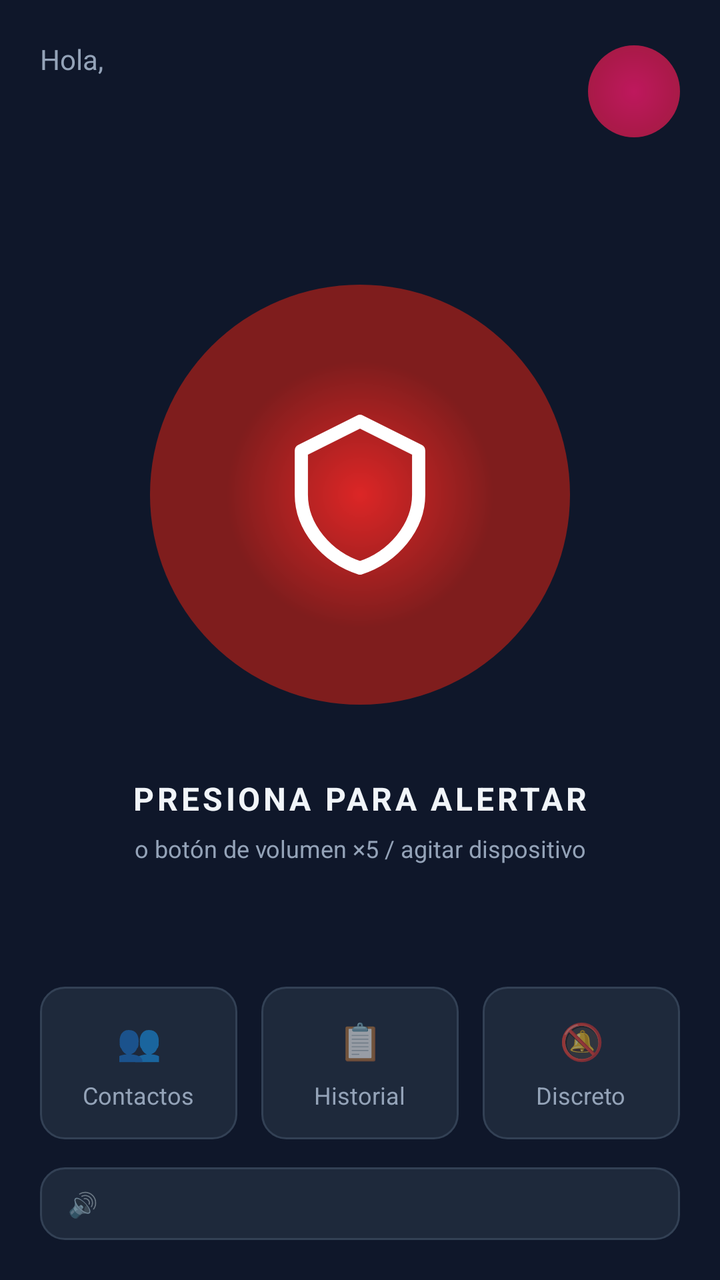
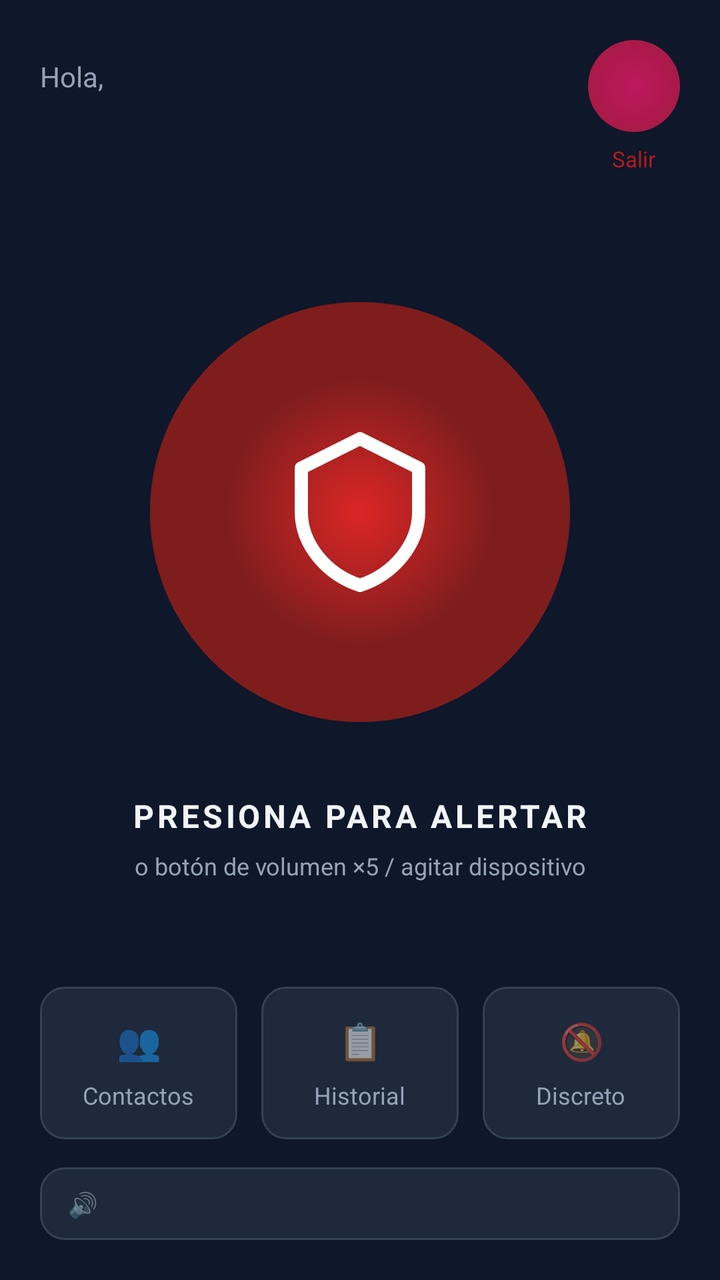

Compare the two renders of this Android layout. The source of the first and the diff that turns it into the second are given below.
<!-- AndroidManifest.xml: application theme Theme.SignalOne -->
<!-- res/layout/activity_principal.xml -->
<?xml version="1.0" encoding="utf-8"?>
<LinearLayout xmlns:android="http://schemas.android.com/apk/res/android"
    android:layout_width="match_parent" android:layout_height="match_parent"
    android:background="@color/fondo_base" android:orientation="vertical"
    android:paddingHorizontal="20dp">
    <LinearLayout android:layout_width="match_parent" android:layout_height="wrap_content"
        android:layout_marginTop="20dp" android:gravity="center_vertical" android:orientation="horizontal">
        <LinearLayout android:layout_width="0dp" android:layout_height="wrap_content"
            android:layout_weight="1" android:orientation="vertical">
            <TextView android:layout_width="wrap_content" android:layout_height="wrap_content"
                android:text="@string/hola" android:textColor="@color/texto_secund" android:textSize="14sp"/>
            <TextView android:id="@+id/tvNombreUsuario" android:layout_width="wrap_content"
                android:layout_height="wrap_content" android:textColor="@color/texto_claro"
                android:textSize="24sp" android:textStyle="bold"/>
        </LinearLayout>
        <TextView android:id="@+id/tvAvatar" android:layout_width="46dp" android:layout_height="46dp"
            android:background="@drawable/bg_shield_glow" android:gravity="center"
            android:textColor="@color/blanco" android:textSize="20sp" android:textStyle="bold"/>
    </LinearLayout>
    <View android:layout_width="0dp" android:layout_height="0dp" android:layout_weight="1"/>
    <FrameLayout android:layout_width="230dp" android:layout_height="230dp" android:layout_gravity="center_horizontal">

        <View
            android:id="@+id/btnPanico"
            android:layout_width="210dp"
            android:layout_height="210dp"
            android:layout_gravity="center"
            android:background="@drawable/bg_panic_circle" />

        <ImageView
            android:layout_width="88dp"
            android:layout_height="88dp"
            android:layout_gravity="center"
            android:importantForAccessibility="no"
            android:src="@drawable/ic_shield"
            android:tint="@android:color/white"
            android:elevation="10dp" />
    </FrameLayout>
    <TextView android:layout_width="match_parent" android:layout_height="wrap_content"
        android:layout_marginTop="26dp" android:gravity="center"
        android:text="@string/presiona_alertar" android:textColor="@color/texto_claro"
        android:textSize="16sp" android:textStyle="bold" android:letterSpacing="0.1"/>
    <TextView android:id="@+id/tvInstruccion"
        android:layout_width="match_parent" android:layout_height="wrap_content"
        android:layout_marginTop="6dp" android:gravity="center"
        android:text="@string/instruccion_discreta" android:textColor="@color/texto_secund" android:textSize="12sp"/>
    <View android:layout_width="0dp" android:layout_height="0dp" android:layout_weight="1"/>
    <LinearLayout android:layout_width="match_parent" android:layout_height="wrap_content" android:orientation="horizontal">
        <LinearLayout android:id="@+id/btnContactos" android:layout_width="0dp" android:layout_height="wrap_content"
            android:layout_weight="1" android:background="@drawable/bg_card_border"
            android:gravity="center" android:orientation="vertical" android:paddingVertical="14dp">
            <TextView android:layout_width="26dp" android:layout_height="26dp"
                android:text="👥" android:gravity="center" android:textSize="18sp"/>
            <TextView android:layout_width="wrap_content" android:layout_height="wrap_content"
                android:layout_marginTop="6dp" android:text="@string/contactos"
                android:textColor="@color/texto_secund" android:textSize="12sp"/>
        </LinearLayout>
        <LinearLayout android:id="@+id/btnHistorial" android:layout_width="0dp" android:layout_height="wrap_content"
            android:layout_weight="1" android:layout_marginHorizontal="12dp"
            android:background="@drawable/bg_card_border" android:gravity="center"
            android:orientation="vertical" android:paddingVertical="14dp">
            <TextView android:layout_width="26dp" android:layout_height="26dp"
                android:text="📋" android:gravity="center" android:textSize="18sp"/>
            <TextView android:layout_width="wrap_content" android:layout_height="wrap_content"
                android:layout_marginTop="6dp" android:text="@string/historial"
                android:textColor="@color/texto_secund" android:textSize="12sp"/>
        </LinearLayout>
        <LinearLayout android:id="@+id/btnDiscreto" android:layout_width="0dp" android:layout_height="wrap_content"
            android:layout_weight="1" android:background="@drawable/bg_card_border"
            android:gravity="center" android:orientation="vertical" android:paddingVertical="14dp">
            <TextView android:layout_width="26dp" android:layout_height="26dp"
                android:text="🔕" android:gravity="center" android:textSize="18sp"/>
            <TextView android:layout_width="wrap_content" android:layout_height="wrap_content"
                android:layout_marginTop="6dp" android:text="@string/discreto"
                android:textColor="@color/texto_secund" android:textSize="12sp"/>
        </LinearLayout>
    </LinearLayout>
    <LinearLayout android:id="@+id/bannerDiscreto" android:layout_width="match_parent"
        android:layout_height="wrap_content" android:layout_marginTop="14dp"
        android:layout_marginBottom="20dp" android:background="@drawable/bg_card_border"
        android:gravity="center_vertical" android:orientation="horizontal"
        android:paddingHorizontal="14dp" android:paddingVertical="10dp">
        <TextView android:id="@+id/tvBannerIcon" android:layout_width="16dp"
            android:layout_height="16dp" android:text="🔊" android:textSize="12sp"/>
        <TextView android:id="@+id/tvBannerTexto" android:layout_width="0dp"
            android:layout_height="wrap_content" android:layout_marginStart="8dp"
            android:layout_weight="1" android:textSize="12sp" android:textColor="@color/texto_secund"/>
    </LinearLayout>
</LinearLayout>
<!-- resources referenced by this layout -->
<resources>
  <color name="blanco">#FFFFFF</color>
  <color name="fondo_base">#0F172A</color>
  <color name="texto_claro">#F1F5F9</color>
  <color name="texto_secund">#94A3B8</color>
  <!-- drawable bg_card_border (drawable) -->
  <?xml version="1.0" encoding="utf-8"?>
  <shape xmlns:android="http://schemas.android.com/apk/res/android" android:shape="rectangle">
      <solid android:color="#1E293B"/>
      <stroke android:color="#334155" android:width="1dp"/>
      <corners android:radius="12dp"/>
  </shape>
  <!-- drawable bg_panic_circle (drawable) -->
  <?xml version="1.0" encoding="utf-8"?>
  <shape xmlns:android="http://schemas.android.com/apk/res/android" android:shape="oval">
      <gradient android:startColor="#DC2626" android:endColor="#7F1D1D" android:type="radial" android:gradientRadius="200"/>
  </shape>
  <!-- drawable bg_shield_glow (drawable) -->
  <?xml version="1.0" encoding="utf-8"?>
  <shape xmlns:android="http://schemas.android.com/apk/res/android" android:shape="oval">
      <gradient android:startColor="#BE185D" android:endColor="#7F1D1D" android:type="radial" android:gradientRadius="200"/>
  </shape>
  <!-- drawable ic_shield (drawable) -->
  <vector xmlns:android="http://schemas.android.com/apk/res/android"
      android:width="48dp" android:height="48dp"
      android:viewportWidth="24" android:viewportHeight="24">
    <path android:fillColor="#00000000"
          android:strokeColor="#FFFFFF" android:strokeWidth="1.8"
          android:strokeLineCap="round" android:strokeLineJoin="round"
          android:pathData="M12,2 L4,6 L4,12 C4,16.4 7.4,20.5 12,22 C16.6,20.5 20,16.4 20,12 L20,6 Z"/>
  </vector>
  <string name="contactos">Contactos</string>
  <string name="discreto">Discreto</string>
  <string name="historial">Historial</string>
  <string name="hola">Hola,</string>
  <string name="instruccion_discreta">o botón de volumen ×5 / agitar dispositivo</string>
  <string name="presiona_alertar">PRESIONA PARA ALERTAR</string>
  <style name="Theme.SignalOne" parent="Theme.MaterialComponents.DayNight.NoActionBar">
          <item name="colorPrimary">@color/panico</item>
          <item name="colorPrimaryVariant">@color/panico_dark</item>
          <item name="colorOnPrimary">@color/blanco</item>
          <item name="colorSecondary">@color/alerta</item>
          <item name="android:windowBackground">@color/fondo_base</item>
          <item name="android:statusBarColor">@color/fondo_base</item>
          <item name="android:navigationBarColor">@color/fondo_base</item>
      </style>
  <color name="panico">#B91C1C</color>
  <color name="panico_dark">#991818</color>
  <color name="alerta">#BE185D</color>
</resources>

<!-- the commit's change to res/layout/activity_principal.xml (unified diff, before → after) -->
@@ -1,61 +1,105 @@
 <?xml version="1.0" encoding="utf-8"?>
 <LinearLayout xmlns:android="http://schemas.android.com/apk/res/android"
+    xmlns:app="http://schemas.android.com/apk/res-auto"
     android:layout_width="match_parent" android:layout_height="match_parent"
     android:background="@color/fondo_base" android:orientation="vertical"
     android:paddingHorizontal="20dp">
-    <LinearLayout android:layout_width="match_parent" android:layout_height="wrap_content"
-        android:layout_marginTop="20dp" android:gravity="center_vertical" android:orientation="horizontal">
+
+    
+    <LinearLayout
+        android:layout_width="match_parent" android:layout_height="wrap_content"
+        android:layout_marginTop="20dp" android:gravity="center_vertical"
+        android:orientation="horizontal">
+
+        
         <LinearLayout android:layout_width="0dp" android:layout_height="wrap_content"
             android:layout_weight="1" android:orientation="vertical">
             <TextView android:layout_width="wrap_content" android:layout_height="wrap_content"
-                android:text="@string/hola" android:textColor="@color/texto_secund" android:textSize="14sp"/>
+                android:text="@string/hola" android:textColor="@color/texto_secund"
+                android:textSize="14sp"/>
             <TextView android:id="@+id/tvNombreUsuario" android:layout_width="wrap_content"
                 android:layout_height="wrap_content" android:textColor="@color/texto_claro"
                 android:textSize="24sp" android:textStyle="bold"/>
         </LinearLayout>
-        <TextView android:id="@+id/tvAvatar" android:layout_width="46dp" android:layout_height="46dp"
-            android:background="@drawable/bg_shield_glow" android:gravity="center"
-            android:textColor="@color/blanco" android:textSize="20sp" android:textStyle="bold"/>
+
+        
+        <LinearLayout
+            android:layout_width="wrap_content" android:layout_height="wrap_content"
+            android:orientation="vertical" android:gravity="center_horizontal">
+
+            <TextView android:id="@+id/tvAvatar"
+                android:layout_width="46dp" android:layout_height="46dp"
+                android:background="@drawable/bg_shield_glow" android:gravity="center"
+                android:textColor="@color/blanco" android:textSize="20sp"
+                android:textStyle="bold"/>
+
+            <TextView android:id="@+id/tvCerrarSesion"
+                android:layout_width="wrap_content" android:layout_height="wrap_content"
+                android:layout_marginTop="4dp"
+                android:text="Salir"
+                android:textColor="#B91C1C"
+                android:textSize="11sp"
+                android:gravity="center"
+                android:paddingHorizontal="4dp"
+                android:paddingVertical="2dp"/>
+        </LinearLayout>
     </LinearLayout>
+
+    
     <View android:layout_width="0dp" android:layout_height="0dp" android:layout_weight="1"/>
-    <FrameLayout android:layout_width="230dp" android:layout_height="230dp" android:layout_gravity="center_horizontal">
 
-        <View
-            android:id="@+id/btnPanico"
-            android:layout_width="210dp"
-            android:layout_height="210dp"
+    
+    <FrameLayout android:layout_width="230dp" android:layout_height="230dp"
+        android:layout_gravity="center_horizontal">
+
+        <View android:id="@+id/btnPanico"
+            android:layout_width="210dp" android:layout_height="210dp"
             android:layout_gravity="center"
-            android:background="@drawable/bg_panic_circle" />
+            android:background="@drawable/bg_panic_circle"/>
 
         <ImageView
-            android:layout_width="88dp"
-            android:layout_height="88dp"
+            android:layout_width="88dp" android:layout_height="88dp"
             android:layout_gravity="center"
             android:importantForAccessibility="no"
             android:src="@drawable/ic_shield"
-            android:tint="@android:color/white"
-            android:elevation="10dp" />
+            app:tint="@android:color/white"
+            android:elevation="10dp"/>
     </FrameLayout>
+
+    
     <TextView android:layout_width="match_parent" android:layout_height="wrap_content"
         android:layout_marginTop="26dp" android:gravity="center"
         android:text="@string/presiona_alertar" android:textColor="@color/texto_claro"
         android:textSize="16sp" android:textStyle="bold" android:letterSpacing="0.1"/>
+
+    
     <TextView android:id="@+id/tvInstruccion"
         android:layout_width="match_parent" android:layout_height="wrap_content"
         android:layout_marginTop="6dp" android:gravity="center"
-        android:text="@string/instruccion_discreta" android:textColor="@color/texto_secund" android:textSize="12sp"/>
+        android:text="@string/instruccion_discreta"
+        android:textColor="@color/texto_secund" android:textSize="12sp"/>
+
+    
     <View android:layout_width="0dp" android:layout_height="0dp" android:layout_weight="1"/>
-    <LinearLayout android:layout_width="match_parent" android:layout_height="wrap_content" android:orientation="horizontal">
-        <LinearLayout android:id="@+id/btnContactos" android:layout_width="0dp" android:layout_height="wrap_content"
+
+    
+    <LinearLayout android:layout_width="match_parent" android:layout_height="wrap_content"
+        android:orientation="horizontal">
+
+        <LinearLayout android:id="@+id/btnContactos"
+            android:layout_width="0dp" android:layout_height="wrap_content"
             android:layout_weight="1" android:background="@drawable/bg_card_border"
-            android:gravity="center" android:orientation="vertical" android:paddingVertical="14dp">
+            android:gravity="center" android:orientation="vertical"
+            android:paddingVertical="14dp">
             <TextView android:layout_width="26dp" android:layout_height="26dp"
                 android:text="👥" android:gravity="center" android:textSize="18sp"/>
             <TextView android:layout_width="wrap_content" android:layout_height="wrap_content"
                 android:layout_marginTop="6dp" android:text="@string/contactos"
                 android:textColor="@color/texto_secund" android:textSize="12sp"/>
         </LinearLayout>
-        <LinearLayout android:id="@+id/btnHistorial" android:layout_width="0dp" android:layout_height="wrap_content"
+
+        <LinearLayout android:id="@+id/btnHistorial"
+            android:layout_width="0dp" android:layout_height="wrap_content"
             android:layout_weight="1" android:layout_marginHorizontal="12dp"
             android:background="@drawable/bg_card_border" android:gravity="center"
             android:orientation="vertical" android:paddingVertical="14dp">
@@ -65,9 +109,12 @@
                 android:layout_marginTop="6dp" android:text="@string/historial"
                 android:textColor="@color/texto_secund" android:textSize="12sp"/>
         </LinearLayout>
-        <LinearLayout android:id="@+id/btnDiscreto" android:layout_width="0dp" android:layout_height="wrap_content"
+
+        <LinearLayout android:id="@+id/btnDiscreto"
+            android:layout_width="0dp" android:layout_height="wrap_content"
             android:layout_weight="1" android:background="@drawable/bg_card_border"
-            android:gravity="center" android:orientation="vertical" android:paddingVertical="14dp">
+            android:gravity="center" android:orientation="vertical"
+            android:paddingVertical="14dp">
             <TextView android:layout_width="26dp" android:layout_height="26dp"
                 android:text="🔕" android:gravity="center" android:textSize="18sp"/>
             <TextView android:layout_width="wrap_content" android:layout_height="wrap_content"
@@ -75,15 +122,21 @@
                 android:textColor="@color/texto_secund" android:textSize="12sp"/>
         </LinearLayout>
     </LinearLayout>
-    <LinearLayout android:id="@+id/bannerDiscreto" android:layout_width="match_parent"
-        android:layout_height="wrap_content" android:layout_marginTop="14dp"
-        android:layout_marginBottom="20dp" android:background="@drawable/bg_card_border"
-        android:gravity="center_vertical" android:orientation="horizontal"
-        android:paddingHorizontal="14dp" android:paddingVertical="10dp">
-        <TextView android:id="@+id/tvBannerIcon" android:layout_width="16dp"
-            android:layout_height="16dp" android:text="🔊" android:textSize="12sp"/>
-        <TextView android:id="@+id/tvBannerTexto" android:layout_width="0dp"
-            android:layout_height="wrap_content" android:layout_marginStart="8dp"
-            android:layout_weight="1" android:textSize="12sp" android:textColor="@color/texto_secund"/>
+
+    
+    <LinearLayout android:id="@+id/bannerDiscreto"
+        android:layout_width="match_parent" android:layout_height="wrap_content"
+        android:layout_marginTop="14dp" android:layout_marginBottom="20dp"
+        android:background="@drawable/bg_card_border" android:gravity="center_vertical"
+        android:orientation="horizontal" android:paddingHorizontal="14dp"
+        android:paddingVertical="10dp">
+        <TextView android:id="@+id/tvBannerIcon"
+            android:layout_width="16dp" android:layout_height="16dp"
+            android:text="🔊" android:textSize="12sp"/>
+        <TextView android:id="@+id/tvBannerTexto"
+            android:layout_width="0dp" android:layout_height="wrap_content"
+            android:layout_marginStart="8dp" android:layout_weight="1"
+            android:textSize="12sp" android:textColor="@color/texto_secund"/>
     </LinearLayout>
+
 </LinearLayout>
